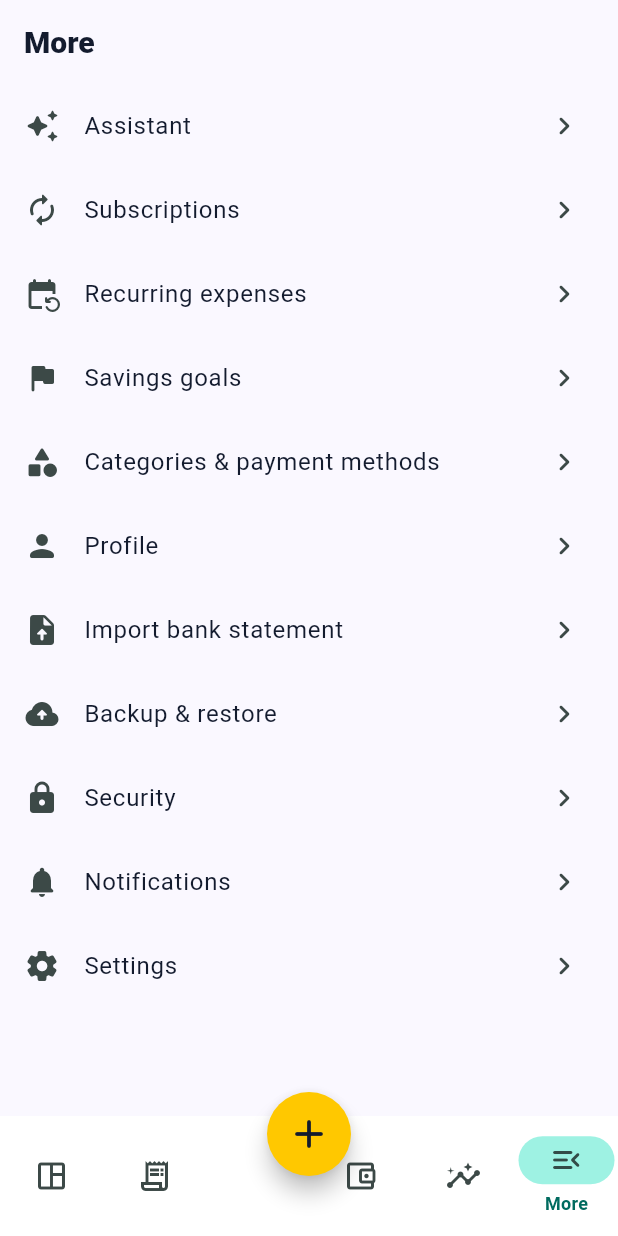
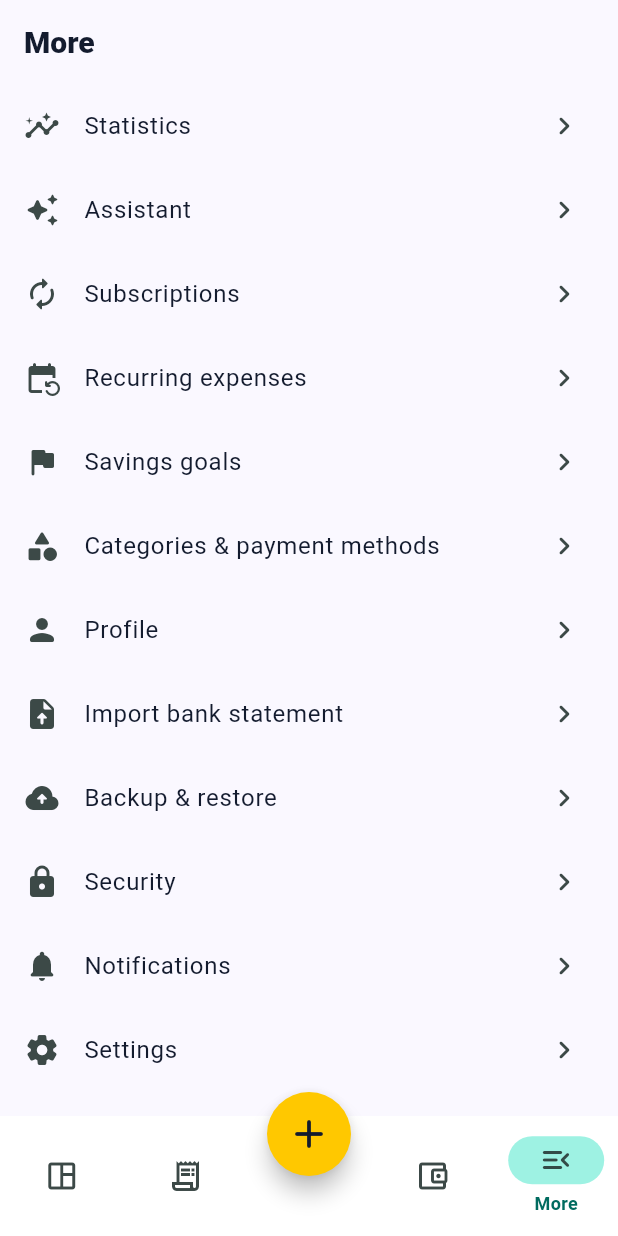
Before and after one commit to Roxx29/expensed_managment_AaronGuardia, a Flutter app: the MoreScreen screen opened by its route, on a phone screen of 412 x 824 dp. Run offline on Flutter 3.47's test engine with Material 3 defaults, Android fonts, the phone set to English and light mode, and no system bars; our stand-ins replace drift, drift_flutter, file_picker, flutter_local_notifications, flutter_riverpod, flutter_secure_storage and 5 more; missing offline and left inert: cryptography, google_mlkit_text_recognition; accounts and stored records are empty; generated files the repository leaves out were written again.

Commit message:
Center the + button: four tabs around it, Statistics moves to More
The bottom bar had five tabs plus an empty slot, so the yellow + button
sat between slots and overlapped the Budgets icon. Like the Figma design,
the bar now has Home, Transactions | + | Budgets, More; Statistics is the
first entry in More (route /more/statistics).

Co-Authored-By: Claude Opus 5.5 <noreply@anthropic.com>
Claude-Session: https://claude.ai/code/session_01VvXijHqtZ9vi5KmDxwJXEW

```diff
--- a/expense_manager/lib/app/adaptive_shell.dart
+++ b/expense_manager/lib/app/adaptive_shell.dart
@@ -17,7 +17,6 @@ const _destinations = [
   _Destination('Home', Icons.space_dashboard_outlined, Icons.space_dashboard_rounded),
   _Destination('Transactions', Icons.receipt_long_outlined, Icons.receipt_long_rounded),
   _Destination('Budgets', Icons.account_balance_wallet_outlined, Icons.account_balance_wallet_rounded),
-  _Destination('Statistics', Icons.insights_outlined, Icons.insights_rounded),
   _Destination('More', Icons.menu_rounded, Icons.menu_open_rounded),
 ];
 
@@ -38,8 +37,9 @@ class AdaptiveShell extends StatelessWidget {
     final width = MediaQuery.sizeOf(context).width;
 
     if (width < Breakpoints.medium) {
-      // Figma layout: two tabs, the yellow + button, then the rest. The
-      // middle slot is an empty, disabled destination the button sits over.
+      // Figma layout: two tabs, the yellow + button, two tabs. The middle
+      // slot is an empty, disabled destination the button sits over, so the
+      // tab count must stay even to keep it centered.
       const gap = 2;
       final current = navigationShell.currentIndex;
       return Scaffold(
--- a/expense_manager/lib/app/more_screen.dart
+++ b/expense_manager/lib/app/more_screen.dart
@@ -9,6 +9,7 @@ class MoreScreen extends StatelessWidget {
   const MoreScreen({super.key});
 
   static const _entries = [
+    (Icons.insights_rounded, 'Statistics', Routes.statistics),
     (Icons.auto_awesome_rounded, 'Assistant', Routes.assistant),
     (Icons.autorenew_rounded, 'Subscriptions', Routes.subscriptions),
     (Icons.event_repeat_rounded, 'Recurring expenses', Routes.recurring),
--- a/expense_manager/lib/app/router.dart
+++ b/expense_manager/lib/app/router.dart
@@ -48,13 +48,11 @@ GoRouter _buildRouter() => GoRouter(
           GoRoute(path: Routes.budgets, builder: (_, _) => const BudgetsScreen()),
         ]),
         StatefulShellBranch(routes: [
-          GoRoute(path: Routes.statistics, builder: (_, _) => const StatisticsScreen()),
-        ]),
-        StatefulShellBranch(routes: [
           GoRoute(
             path: Routes.more,
             builder: (_, _) => const MoreScreen(),
             routes: [
+              GoRoute(path: 'statistics', builder: (_, _) => const StatisticsScreen()),
               GoRoute(path: 'settings', builder: (_, _) => const SettingsScreen()),
               GoRoute(
                 path: 'subscriptions',
--- a/expense_manager/lib/app/routes.dart
+++ b/expense_manager/lib/app/routes.dart
@@ -4,7 +4,7 @@ abstract final class Routes {
   static const dashboard = '/';
   static const transactions = '/transactions';
   static const budgets = '/budgets';
-  static const statistics = '/statistics';
+  static const statistics = '/more/statistics';
   static const more = '/more';
   static const settings = '/more/settings';
   static const subscriptions = '/more/subscriptions';
```
Also changed, not shown: 1 other file.
